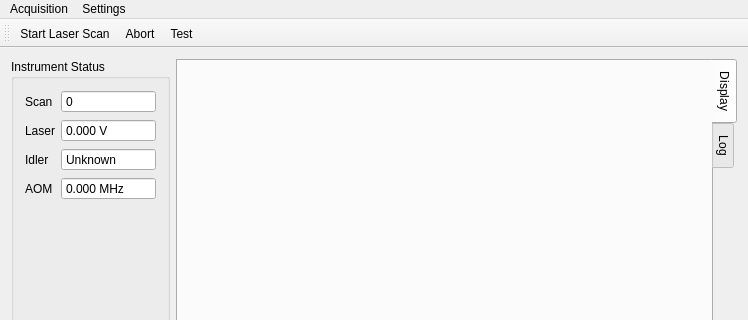
The window that mainwindow.ui (kncrabtree/nicerohms) describes before a commit, drawn with Qt 5; both pictures show x 0 to 748 and y 0 to 320 of the 748 by 477 pixel window.
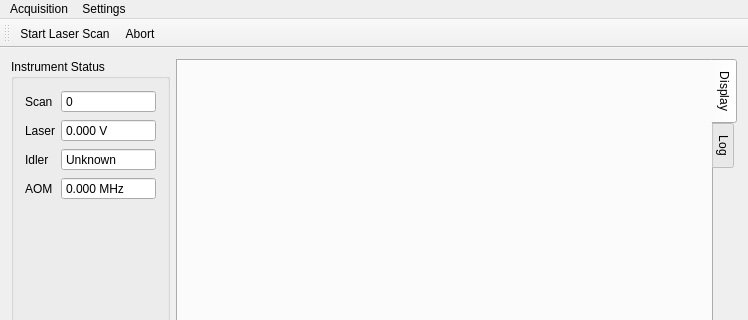
The same window after the commit. Icons and pictures are not drawn. Custom widgets are drawn as their Qt base class.

Commit message: Added IOBoard config dialog

Diff of the .ui file:
```diff
--- a/mainwindow.ui
+++ b/mainwindow.ui
@@ -267,7 +267,6 @@
    </attribute>
    <addaction name="actionStart_Laser_Scan"/>
    <addaction name="actionAbort"/>
-   <addaction name="actionTest"/>
   </widget>
   <widget class="QStatusBar" name="statusBar"/>
   <action name="actionCommunication">
@@ -282,11 +281,6 @@
     <string>Configure IO settings for GPIB, RS232, and TCP socket connections</string>
    </property>
   </action>
-  <action name="actionTest">
-   <property name="text">
-    <string>Test</string>
-   </property>
-  </action>
   <action name="actionStart_Laser_Scan">
    <property name="icon">
     <iconset resource="resources.qrc">
```
Left out of the diff: 11 changed lines with no effect on the pictures. The commit also changes 7 other files.
